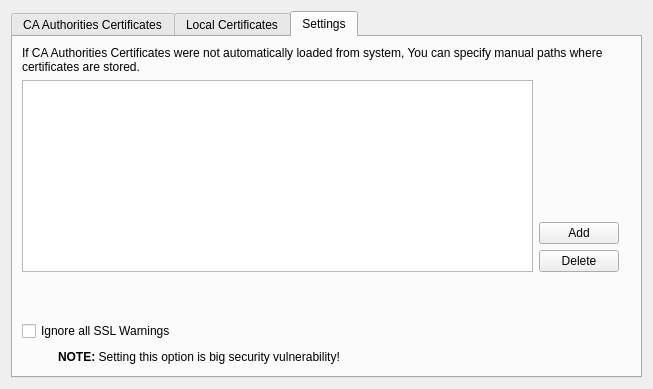
Before: the Qt Designer form src/preferences/sslmanager.ui in QupZilla/qupzilla, drawn with Qt 5.
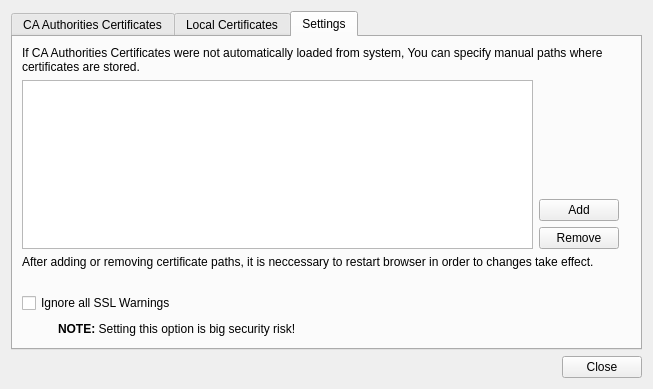
After: the same form once the commit is applied. The open tabs and pages were chosen to show the change.

Commit message: Added option to compile with WebGL enabled. Closes #7

Diff of the .ui file:
```diff
--- a/src/preferences/sslmanager.ui
+++ b/src/preferences/sslmanager.ui
@@ -147,7 +147,7 @@
          <item>
           <widget class="QPushButton" name="deletePath">
            <property name="text">
-            <string>Delete</string>
+            <string>Remove</string>
            </property>
           </widget>
          </item>
@@ -163,12 +163,12 @@
          </property>
         </widget>
        </item>
-       <item row="6" column="0" colspan="2">
+       <item row="7" column="0" colspan="2">
         <layout class="QGridLayout" name="gridLayout_4">
          <item row="1" column="1">
           <widget class="QLabel" name="label_4">
            <property name="text">
-            <string>&lt;b&gt;NOTE:&lt;/b&gt; Setting this option is big security vulnerability!</string>
+            <string>&lt;b&gt;NOTE:&lt;/b&gt; Setting this option is big security risk!</string>
            </property>
            <property name="wordWrap">
             <bool>false</bool>
@@ -213,7 +213,7 @@
          </item>
         </layout>
        </item>
-       <item row="5" column="0" colspan="2">
+       <item row="6" column="0" colspan="2">
         <spacer name="verticalSpacer_4">
          <property name="orientation">
           <enum>Qt::Vertical</enum>
@@ -226,10 +226,27 @@
          </property>
         </spacer>
        </item>
+       <item row="5" column="0" colspan="2">
+        <widget class="QLabel" name="label_5">
+         <property name="text">
+          <string>After adding or removing certificate paths, it is neccessary to restart browser in order to changes take effect.</string>
+         </property>
+         <property name="wordWrap">
+          <bool>true</bool>
+         </property>
+        </widget>
+       </item>
       </layout>
      </widget>
     </widget>
    </item>
+   <item>
+    <widget class="QDialogButtonBox" name="buttonBox">
+     <property name="standardButtons">
+      <set>QDialogButtonBox::Close</set>
+     </property>
+    </widget>
+   </item>
   </layout>
  </widget>
  <resources/>
```
Left out of the diff: 2 changed lines with no effect on the pictures. The commit also changes 9 other files.
